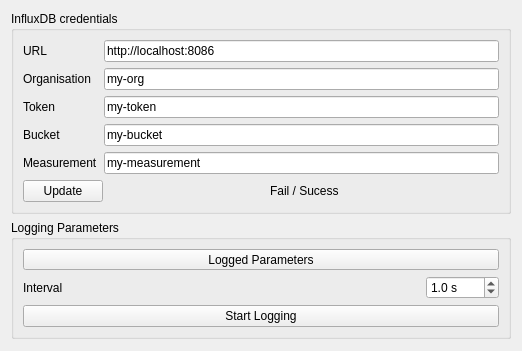
First picture: the form in linien-gui/linien_gui/ui/logging_panel.ui, repository linien-org/linien, before the edit; both pictures show x 0 to 522 and y 0 to 351 of the 522 by 542 pixel window.
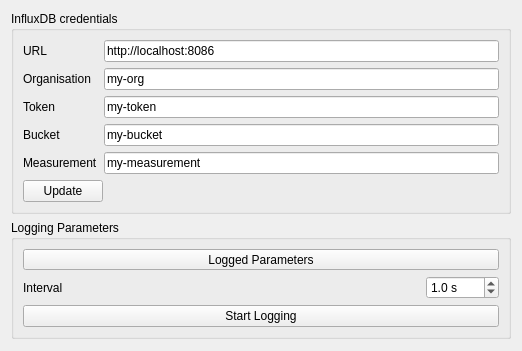
Second picture: the form after the edit. Custom widgets are drawn as their Qt base class.

Commit message: improve logging ui and remove unused imports

```diff
--- a/linien-gui/linien_gui/ui/logging_panel.ui
+++ b/linien-gui/linien_gui/ui/logging_panel.ui
@@ -115,23 +115,10 @@
           </property>
          </widget>
         </item>
-        <item>
-         <spacer name="horizontalSpacer_2">
-          <property name="orientation">
-           <enum>Qt::Horizontal</enum>
-          </property>
-          <property name="sizeHint" stdset="0">
-           <size>
-            <width>40</width>
-            <height>20</height>
-           </size>
-          </property>
-         </spacer>
-        </item>
         <item>
          <widget class="QLabel" name="influxTestIndicator">
           <property name="text">
-           <string>Fail / Sucess</string>
+           <string/>
           </property>
          </widget>
         </item>
```
The commit also changes 2 other files.
